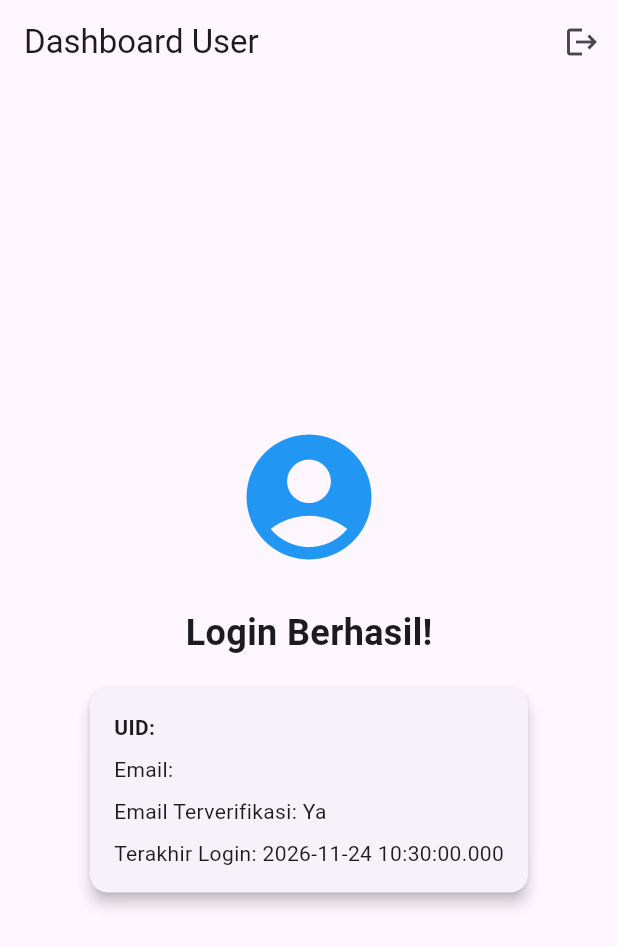
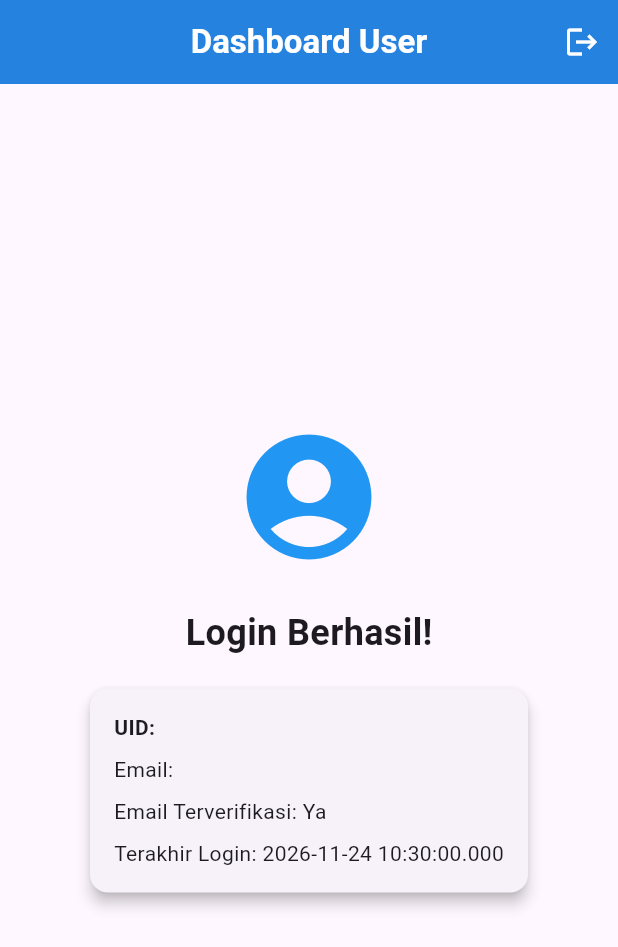
Before and after one commit to voltakits725/login-firebase-app, a Flutter app: the screen it shows once a user with an empty profile is signed in, on a phone screen of 412 x 824 dp. Shown: the top 947 px of the screen. Run offline on Flutter 3.47's test engine with Material 3 defaults, Android fonts, the phone set to English and light mode, and no system bars; our stand-ins replace firebase_auth, firebase_core; accounts and stored records are empty; network calls fail.

Commit message:
refactor: gunakan CustomAppBar di LoginScreen dan UserInfoScreen

```diff
--- a/lib/screens/login_screen.dart
+++ b/lib/screens/login_screen.dart
@@ -1,6 +1,7 @@
 import 'package:firebase_auth/firebase_auth.dart';
 import 'package:flutter/foundation.dart' show kIsWeb;
 import 'package:flutter/material.dart';
+import 'package:login_firebase/widgets/custom_app_bar.dart';
 
 class LoginScreen extends StatefulWidget {
   const LoginScreen({super.key});
@@ -84,7 +85,7 @@ class _LoginScreenState extends State<LoginScreen> {
   @override
   Widget build(BuildContext context) {
     return Scaffold(
-      appBar: AppBar(title: const Text('Login')),
+      appBar: CustomAppBar(title: 'Login'),
       body: Center(
         child: SingleChildScrollView(
           padding: const EdgeInsets.all(24.0),
--- a/lib/screens/user_info_screen.dart
+++ b/lib/screens/user_info_screen.dart
@@ -1,5 +1,6 @@
 import 'package:firebase_auth/firebase_auth.dart';
 import 'package:flutter/material.dart';
+import 'package:login_firebase/widgets/custom_app_bar.dart';
 
 class UserInfoScreen extends StatelessWidget {
   final User user;
@@ -13,8 +14,9 @@ class UserInfoScreen extends StatelessWidget {
   @override
   Widget build(BuildContext context) {
     return Scaffold(
-      appBar: AppBar(
-        title: const Text('Dashboard User'),
+      appBar: CustomAppBar(
+        title: 'Dashboard User',
+
         actions: [
           IconButton(
             icon: const Icon(Icons.logout),
```
